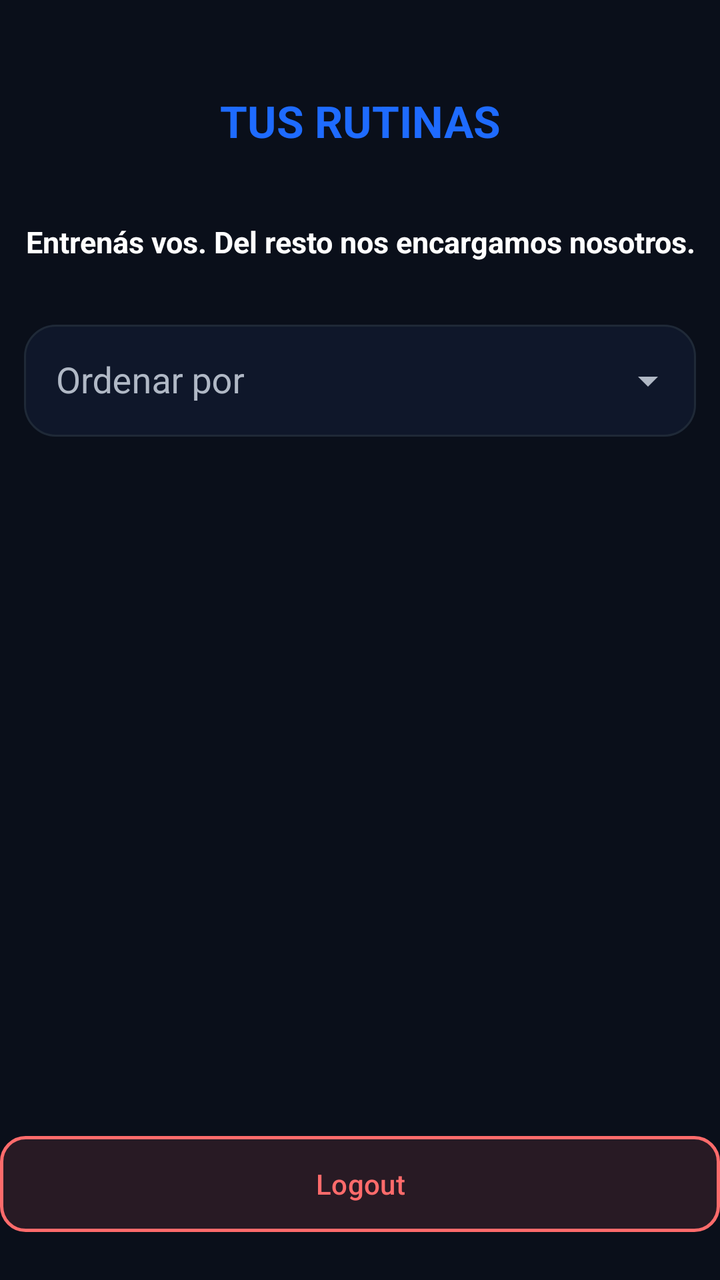
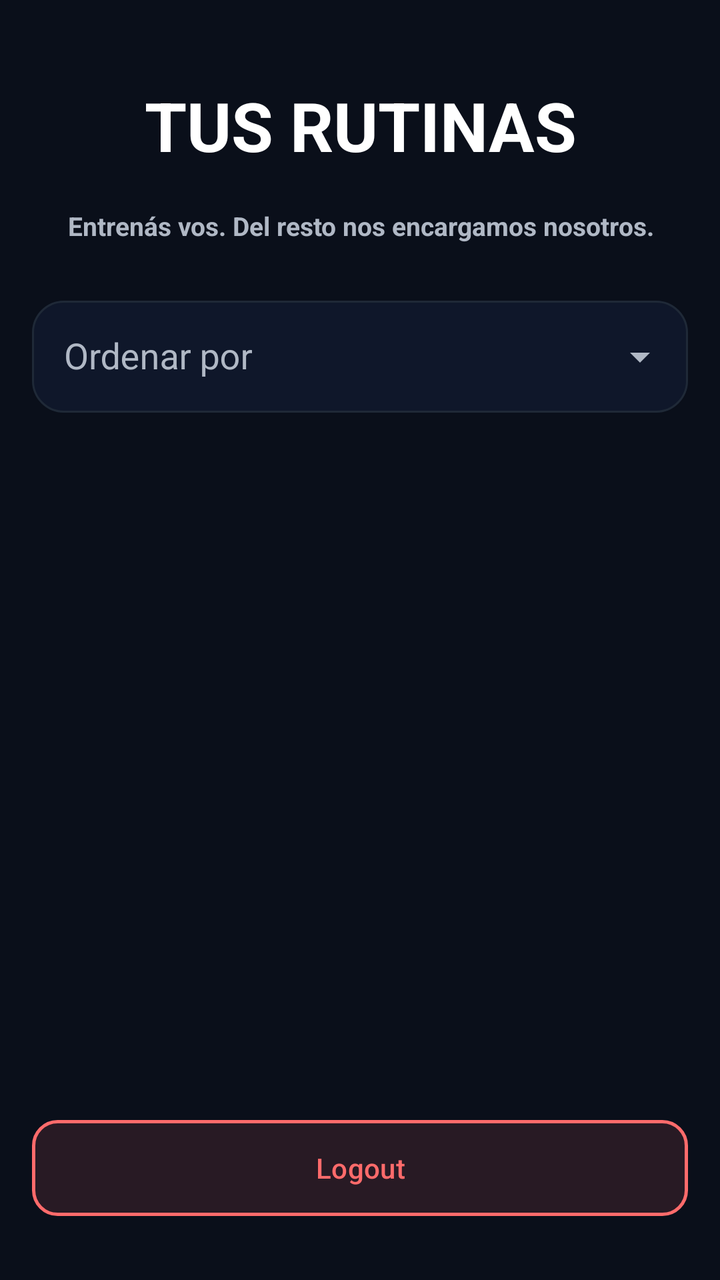

The first picture is an Android layout as it rendered before a commit; the second is the same layout after the commit. The layout source and the unified diff follow.
<!-- AndroidManifest.xml: application theme Theme.Marber -->
<!-- res/layout/activity_home.xml -->
<?xml version="1.0" encoding="utf-8"?>
<androidx.constraintlayout.widget.ConstraintLayout xmlns:android="http://schemas.android.com/apk/res/android"
    xmlns:app="http://schemas.android.com/apk/res-auto"
    xmlns:tools="http://schemas.android.com/tools"
    android:background="@color/marber_background"
    android:layout_width="match_parent"
    android:layout_height="match_parent">

    <androidx.constraintlayout.widget.ConstraintLayout
        android:id="@+id/constraintLayout"
        android:layout_width="0dp"
        android:layout_height="224dp"
        android:layout_marginStart="12dp"
        android:layout_marginTop="24dp"
        android:layout_marginEnd="12dp"
        app:layout_constraintEnd_toEndOf="parent"
        app:layout_constraintStart_toStartOf="parent"
        app:layout_constraintTop_toTopOf="parent">

        <TextView
            android:id="@+id/titulo_home"
            android:layout_width="278dp"
            android:layout_height="41dp"
            android:layout_marginTop="16dp"
            android:gravity="center"
            android:text="@string/txt_h1_home"
            android:textColor="@color/marber_primary"
            android:textSize="22sp"
            android:textStyle="bold"
            app:layout_constraintEnd_toEndOf="parent"
            app:layout_constraintStart_toStartOf="parent"
            app:layout_constraintTop_toTopOf="parent" />

        <TextView
            android:id="@+id/h2_home"
            android:layout_width="350dp"
            android:layout_height="48dp"
            android:layout_marginTop="16dp"
            android:gravity="center"
            android:text="@string/brand_tagline"
            android:textColor="@color/marber_text_high"
            android:textSize="15sp"
            android:textStyle="bold"
            app:layout_constraintEnd_toEndOf="parent"
            app:layout_constraintStart_toStartOf="parent"
            app:layout_constraintTop_toBottomOf="@id/titulo_home" />

        <com.google.android.material.textfield.TextInputLayout
            android:id="@+id/input_filtros"
            style="@style/Widget.Marber.TextInputLayout"
            android:layout_width="0dp"
            android:layout_height="wrap_content"
            android:layout_marginTop="12dp"
            android:layout_marginBottom="16dp"
            android:hint="@string/ordenar_rutinas"
            app:endIconMode="dropdown_menu"
            app:layout_constraintBottom_toBottomOf="parent"
            app:layout_constraintEnd_toEndOf="parent"
            app:layout_constraintStart_toStartOf="parent"
            app:layout_constraintTop_toBottomOf="@id/h2_home"
            app:layout_constraintVertical_bias="0.0"
            app:boxCornerRadiusTopStart="16dp"
            app:boxCornerRadiusTopEnd="16dp"
            app:boxCornerRadiusBottomEnd="16dp"
            app:boxCornerRadiusBottomStart="16dp">

            <com.google.android.material.textfield.MaterialAutoCompleteTextView
                android:id="@+id/menu_drop_filtros"
                android:layout_width="match_parent"
                android:layout_height="wrap_content"
                android:minHeight="56dp"
                android:paddingStart="16dp"
                android:paddingEnd="48dp"
                android:saveEnabled="false"
                android:singleLine="true"
                android:inputType="none"
                android:textColor="@color/marber_text_high"
                android:dropDownHeight="wrap_content"
                app:dropDownBackgroundTint="@color/marber_surface" />
        </com.google.android.material.textfield.TextInputLayout>

    </androidx.constraintlayout.widget.ConstraintLayout>

    <androidx.recyclerview.widget.RecyclerView
        android:id="@+id/rv_rutinas"
        android:layout_width="0dp"
        android:layout_height="0dp"
        app:layout_constraintTop_toBottomOf="@id/constraintLayout"
        app:layout_constraintBottom_toTopOf="@id/btn_logout"
        app:layout_constraintStart_toStartOf="parent"
        app:layout_constraintEnd_toEndOf="parent"/>

    <com.google.android.material.button.MaterialButton
        android:id="@+id/btn_logout"
        android:layout_width="match_parent"
        android:layout_height="wrap_content"
        android:layout_marginBottom="24dp"
        android:text="@string/txt_btn_logout"
        android:background="@drawable/btn_glass_error"
        android:textColor="@color/marber_error"
        android:elevation="12dp"
        app:backgroundTint="@null"
        app:layout_constraintBottom_toBottomOf="parent"
        app:layout_constraintEnd_toEndOf="parent"
        app:layout_constraintStart_toStartOf="parent" />


</androidx.constraintlayout.widget.ConstraintLayout>
<!-- resources referenced by this layout -->
<resources>
  <color name="marber_background">#0A0F1A</color>
  <color name="marber_error">#FF6B6B</color>
  <color name="marber_primary">#1E6BFF</color>
  <color name="marber_surface">#0F172A</color>
  <color name="marber_text_high">#FFFFFF</color>
  <!-- drawable btn_glass_error (drawable) -->
  <?xml version="1.0" encoding="utf-8"?>
  <shape xmlns:android="http://schemas.android.com/apk/res/android">
  
      <solid android:color="#1FFF6B6B"/>
  
      <stroke
          android:width="1.5dp"
          android:color="@color/marber_error"/>
  
      <corners android:radius="12dp"/>
  
  </shape>
  <string name="brand_tagline">Entrenás vos. Del resto nos encargamos nosotros.</string>
  <string name="ordenar_rutinas">Ordenar por</string>
  <string name="txt_btn_logout">"Logout"</string>
  <string name="txt_h1_home">TUS RUTINAS</string>
  <style name="Widget.Marber.TextInputLayout" parent="Widget.Material3.TextInputLayout.OutlinedBox">
          <item name="boxBackgroundColor">@color/marber_surface</item>
          <item name="boxStrokeWidth">@dimen/stroke_width</item>
          <item name="boxStrokeWidthFocused">@dimen/stroke_width_focused</item>
          <item name="boxStrokeErrorColor">@color/marber_error</item>
          <item name="boxCornerRadiusTopStart">@dimen/control_corner_radius</item>
          <item name="boxCornerRadiusTopEnd">@dimen/control_corner_radius</item>
          <item name="boxCornerRadiusBottomStart">@dimen/control_corner_radius</item>
          <item name="boxCornerRadiusBottomEnd">@dimen/control_corner_radius</item>
          <item name="android:textColorHint">@color/marber_text_medium</item>
          <item name="hintTextColor">@color/marber_primary</item>
          <item name="errorTextColor">@color/marber_error</item>
          <item name="endIconTint">@color/marber_text_medium</item>
      </style>
  <style name="Theme.Marber" parent="Base.Theme.Marber" />
  <dimen name="stroke_width">1dp</dimen>
  <dimen name="stroke_width_focused">2dp</dimen>
  <dimen name="control_corner_radius">14dp</dimen>
  <color name="marber_text_medium">#B0B8C5</color>
  <style name="Base.Theme.Marber" parent="Platform.Theme.Marber">
          <item name="colorPrimary">@color/marber_primary</item>
          <item name="colorOnPrimary">@color/marber_primary_light</item>
          <item name="colorSurface">@color/marber_surface</item>
          <item name="colorOnSurface">@color/marber_text_high</item>
          <item name="colorOnSurfaceVariant">@color/marber_text_medium</item>
          <item name="colorOutline">@color/marber_surface_alt</item>
          <item name="colorOnBackground">@color/marber_text_high</item>
          <item name="android:colorBackground">@color/marber_background</item>
          <item name="android:windowBackground">@color/marber_background</item>
          <item name="colorError">@color/marber_error</item>
          <item name="colorOnError">@color/marber_error</item>
          <item name="android:textColorPrimary">@color/marber_text_high</item>
          <item name="android:textColorSecondary">@color/marber_text_medium</item>
          <item name="android:statusBarColor">@color/marber_background</item>
          <item name="android:navigationBarColor">@color/marber_background</item>
          <item name="android:windowLightStatusBar">false</item>
      </style>
  <style name="Platform.Theme.Marber" parent="Theme.Material3.DayNight.NoActionBar" />
  <color name="marber_primary_light">#3DA5FF</color>
  <color name="marber_surface_alt">#1F2937</color>
</resources>

<!-- the commit's change to res/layout/activity_home.xml (unified diff, before → after) -->
@@ -9,10 +9,10 @@
     <androidx.constraintlayout.widget.ConstraintLayout
         android:id="@+id/constraintLayout"
         android:layout_width="0dp"
-        android:layout_height="224dp"
-        android:layout_marginStart="12dp"
-        android:layout_marginTop="24dp"
-        android:layout_marginEnd="12dp"
+        android:layout_height="wrap_content"
+        android:layout_marginStart="@dimen/space_small"
+        android:layout_marginTop="@dimen/space_large"
+        android:layout_marginEnd="@dimen/space_small"
         app:layout_constraintEnd_toEndOf="parent"
         app:layout_constraintStart_toStartOf="parent"
         app:layout_constraintTop_toTopOf="parent">
@@ -21,11 +21,11 @@
             android:id="@+id/titulo_home"
             android:layout_width="278dp"
             android:layout_height="41dp"
-            android:layout_marginTop="16dp"
+            android:layout_marginTop="@dimen/space_medium"
             android:gravity="center"
             android:text="@string/txt_h1_home"
-            android:textColor="@color/marber_primary"
-            android:textSize="22sp"
+            android:textColor="@color/marber_text_high"
+            android:textSize="@dimen/brand_title_size"
             android:textStyle="bold"
             app:layout_constraintEnd_toEndOf="parent"
             app:layout_constraintStart_toStartOf="parent"
@@ -35,11 +35,11 @@
             android:id="@+id/h2_home"
             android:layout_width="350dp"
             android:layout_height="48dp"
-            android:layout_marginTop="16dp"
+            android:layout_marginTop="@dimen/space_small"
             android:gravity="center"
             android:text="@string/brand_tagline"
-            android:textColor="@color/marber_text_high"
-            android:textSize="15sp"
+            android:textColor="@color/marber_text_medium"
+            android:textSize="@dimen/secondary_text_size"
             android:textStyle="bold"
             app:layout_constraintEnd_toEndOf="parent"
             app:layout_constraintStart_toStartOf="parent"
@@ -50,32 +50,34 @@
             style="@style/Widget.Marber.TextInputLayout"
             android:layout_width="0dp"
             android:layout_height="wrap_content"
-            android:layout_marginTop="12dp"
-            android:layout_marginBottom="16dp"
+            android:layout_marginStart="@dimen/space_small"
+            android:layout_marginTop="@dimen/space_small"
+            android:layout_marginEnd="@dimen/space_small"
+            android:layout_marginBottom="@dimen/space_medium"
             android:hint="@string/ordenar_rutinas"
+            app:boxCornerRadiusBottomEnd="@dimen/space_medium"
+            app:boxCornerRadiusBottomStart="@dimen/space_medium"
+            app:boxCornerRadiusTopEnd="@dimen/space_medium"
+            app:boxCornerRadiusTopStart="@dimen/space_medium"
             app:endIconMode="dropdown_menu"
             app:layout_constraintBottom_toBottomOf="parent"
             app:layout_constraintEnd_toEndOf="parent"
             app:layout_constraintStart_toStartOf="parent"
             app:layout_constraintTop_toBottomOf="@id/h2_home"
-            app:layout_constraintVertical_bias="0.0"
-            app:boxCornerRadiusTopStart="16dp"
-            app:boxCornerRadiusTopEnd="16dp"
-            app:boxCornerRadiusBottomEnd="16dp"
-            app:boxCornerRadiusBottomStart="16dp">
+            app:layout_constraintVertical_bias="0.0">
 
             <com.google.android.material.textfield.MaterialAutoCompleteTextView
                 android:id="@+id/menu_drop_filtros"
                 android:layout_width="match_parent"
                 android:layout_height="wrap_content"
+                android:dropDownHeight="wrap_content"
+                android:inputType="none"
                 android:minHeight="56dp"
                 android:paddingStart="16dp"
                 android:paddingEnd="48dp"
                 android:saveEnabled="false"
                 android:singleLine="true"
-                android:inputType="none"
                 android:textColor="@color/marber_text_high"
-                android:dropDownHeight="wrap_content"
                 app:dropDownBackgroundTint="@color/marber_surface" />
         </com.google.android.material.textfield.TextInputLayout>
 
@@ -94,11 +96,13 @@
         android:id="@+id/btn_logout"
         android:layout_width="match_parent"
         android:layout_height="wrap_content"
-        android:layout_marginBottom="24dp"
+        android:layout_marginStart="@dimen/space_medium"
+        android:layout_marginEnd="@dimen/space_medium"
+        android:layout_marginBottom="@dimen/space_extra_large"
+        android:background="@drawable/btn_glass_error"
+        android:elevation="12dp"
         android:text="@string/txt_btn_logout"
-        android:background="@drawable/btn_glass_error"
         android:textColor="@color/marber_error"
-        android:elevation="12dp"
         app:backgroundTint="@null"
         app:layout_constraintBottom_toBottomOf="parent"
         app:layout_constraintEnd_toEndOf="parent"
<!-- resource entries referenced after the edit -->
@@ -41,6 +41,12 @@
   <dimen name="stroke_width_focused">2dp</dimen>
   <dimen name="control_corner_radius">14dp</dimen>
   <color name="marber_text_medium">#B0B8C5</color>
+  <dimen name="brand_title_size">34sp</dimen>
+  <dimen name="secondary_text_size">13sp</dimen>
+  <dimen name="space_extra_large">32dp</dimen>
+  <dimen name="space_large">24dp</dimen>
+  <dimen name="space_medium">16dp</dimen>
+  <dimen name="space_small">8dp</dimen>
   <style name="Base.Theme.Marber" parent="Platform.Theme.Marber">
           <item name="colorPrimary">@color/marber_primary</item>
           <item name="colorOnPrimary">@color/marber_primary_light</item>
